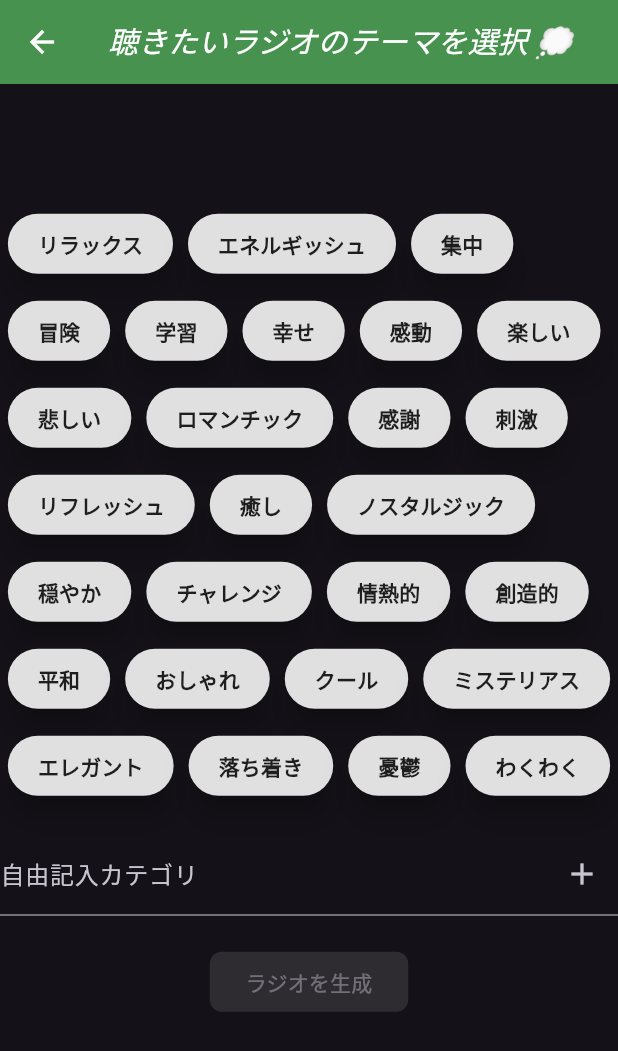
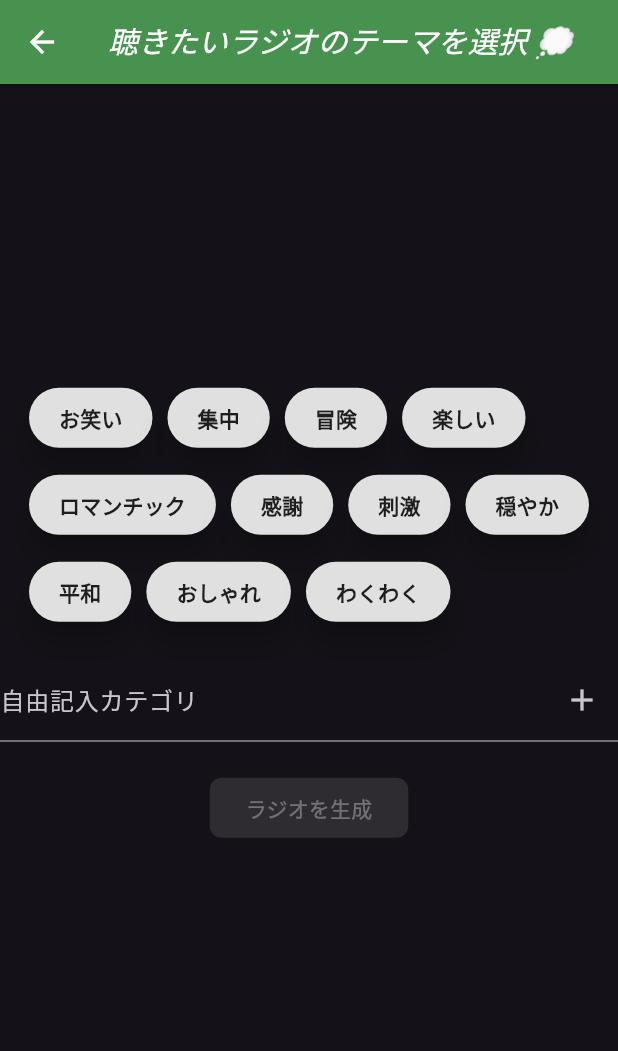
Before and after one commit to jphacks/hs_2406, a Flutter app: the MoodSelectionPage screen opened directly, on a phone screen of 412 x 824 dp. Shown: the top 1051 px of the screen. Run offline on Flutter 3.47's test engine with Material 3 defaults, Android fonts, the phone set to English and light mode, and no system bars; our stand-ins replace flutter_dotenv, just_audio.

Commit message:
細かいUIの変更

```diff
--- a/zundamonn_ann/lib/listen.dart
+++ b/zundamonn_ann/lib/listen.dart
@@ -1,13 +1,13 @@
 import 'package:flutter/material.dart';
 import 'select.dart'; // select.dartをインポート
-import 'send_mail.dart'; // send_mail.dartをインポート
+import 'mail.dart'; // send_mail.dartをインポート
 
 class ListenPage extends StatelessWidget {
   @override
   Widget build(BuildContext context) {
     return Scaffold(
       appBar: AppBar(
-        title: Text('選択してください'),
+        title: Text('ずんだもんのオールナイトニッポン！'),
       ),
       body: Center(
         child: Column(
@@ -23,7 +23,7 @@ class ListenPage extends StatelessWidget {
                   ),
                 );
               },
-              child: Text('ラジオを聴く'),
+              child: Text('📻 ラジオを聴く'),
             ),
             SizedBox(height: 20),
             ElevatedButton(
@@ -36,7 +36,7 @@ class ListenPage extends StatelessWidget {
                   ),
                 );
               },
-              child: Text('メールを送る'),
+              child: Text('📩 メールを送る'),
             ),
           ],
         ),
--- a/zundamonn_ann/lib/send_mail.dart
+++ b/zundamonn_ann/lib/mail.dart
@@ -150,7 +150,7 @@ class _SendMailPageState extends State<SendMailPage> {
   Widget build(BuildContext context) {
     return Scaffold(
       appBar: AppBar(
-        title: Text('メールを送る'),
+        title: Text('メールを送る 📩️'),
       ),
       body: Padding(
         padding: const EdgeInsets.all(16.0),
--- a/zundamonn_ann/lib/select.dart
+++ b/zundamonn_ann/lib/select.dart
@@ -21,32 +21,16 @@ class _MoodSelectionPageState extends State<MoodSelectionPage> {
       TextEditingController();
 
   final List<String> categories = [
-    "リラックス",
-    "エネルギッシュ",
+    "お笑い",
     "集中",
     "冒険",
-    "学習",
-    "幸せ",
-    "感動",
     "楽しい",
-    "悲しい",
     "ロマンチック",
     "感謝",
     "刺激",
-    "リフレッシュ",
-    "癒し",
-    "ノスタルジック",
     "穏やか",
-    "チャレンジ",
-    "情熱的",
-    "創造的",
     "平和",
     "おしゃれ",
-    "クール",
-    "ミステリアス",
-    "エレガント",
-    "落ち着き",
-    "憂鬱",
     "わくわく"
   ];
 
@@ -74,7 +58,7 @@ class _MoodSelectionPageState extends State<MoodSelectionPage> {
     }
   }
 
-  Future<List<List<int>>> _callApi(String text) async {
+  Future<List<List<int>>> callVoiceApi(String text) async {
     final maxTextLength = 300;
     _audioDataList.clear();
     await dotenv.load(fileName: '.env');
@@ -210,7 +194,7 @@ class _MoodSelectionPageState extends State<MoodSelectionPage> {
 
                       final script = await _fetchScript(selectedCategories);
                       if (script != null) {
-                        final audioDataLst = await _callApi(script);
+                        final audioDataLst = await callVoiceApi(script);
                         setState(() {
                           _isLoading = false;
                         });
```
